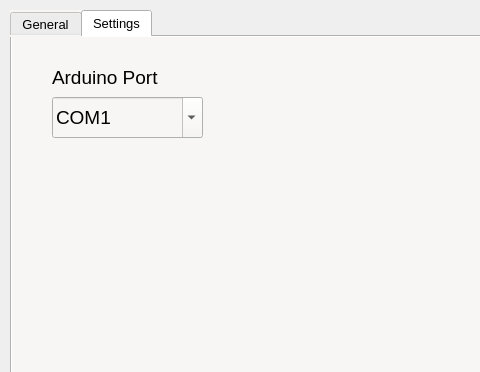
The window that src/MainWindow.ui (space-concordia-spacecraft/battery-test) describes before a commit, drawn with Qt 5; both pictures show x 0 to 480 and y 0 to 372 of the 1011 by 550 pixel window.
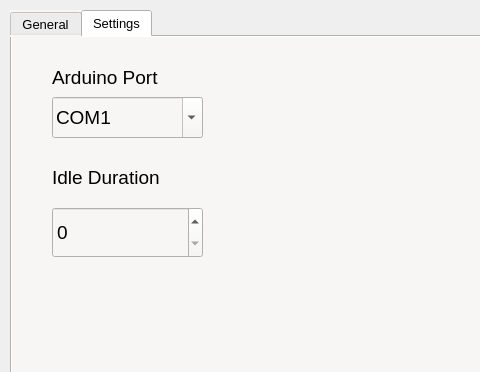
The same window after the commit. The open tabs and pages were chosen to show the change.

What changed in the file:
```diff
--- a/src/MainWindow.ui
+++ b/src/MainWindow.ui
@@ -815,6 +815,41 @@
        <string>Arduino Port</string>
       </property>
      </widget>
+     <widget class="QLabel" name="label_5">
+      <property name="geometry">
+       <rect>
+        <x>40</x>
+        <y>130</y>
+        <width>151</width>
+        <height>21</height>
+       </rect>
+      </property>
+      <property name="font">
+       <font>
+        <pointsize>14</pointsize>
+        <weight>50</weight>
+        <bold>false</bold>
+       </font>
+      </property>
+      <property name="text">
+       <string>Idle Duration</string>
+      </property>
+     </widget>
+     <widget class="QSpinBox" name="duration">
+      <property name="geometry">
+       <rect>
+        <x>40</x>
+        <y>170</y>
+        <width>151</width>
+        <height>51</height>
+       </rect>
+      </property>
+      <property name="font">
+       <font>
+        <pointsize>14</pointsize>
+       </font>
+      </property>
+     </widget>
     </widget>
    </widget>
   </widget>
```
Left out of the diff: 14 changed lines with no effect on the pictures.
